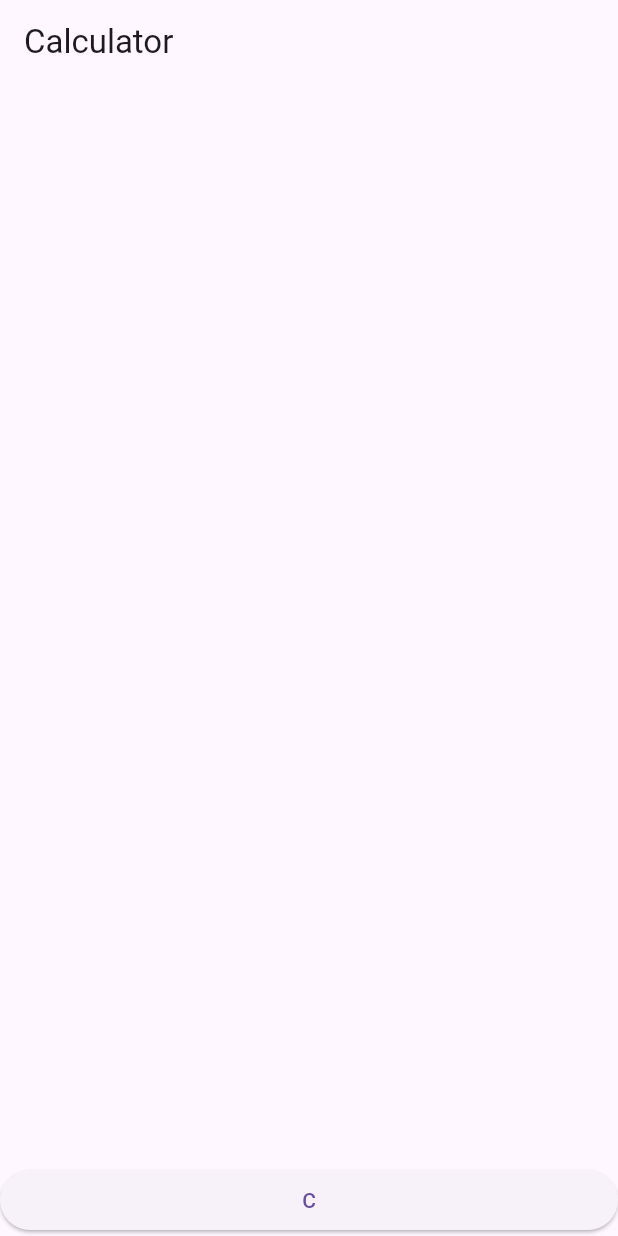
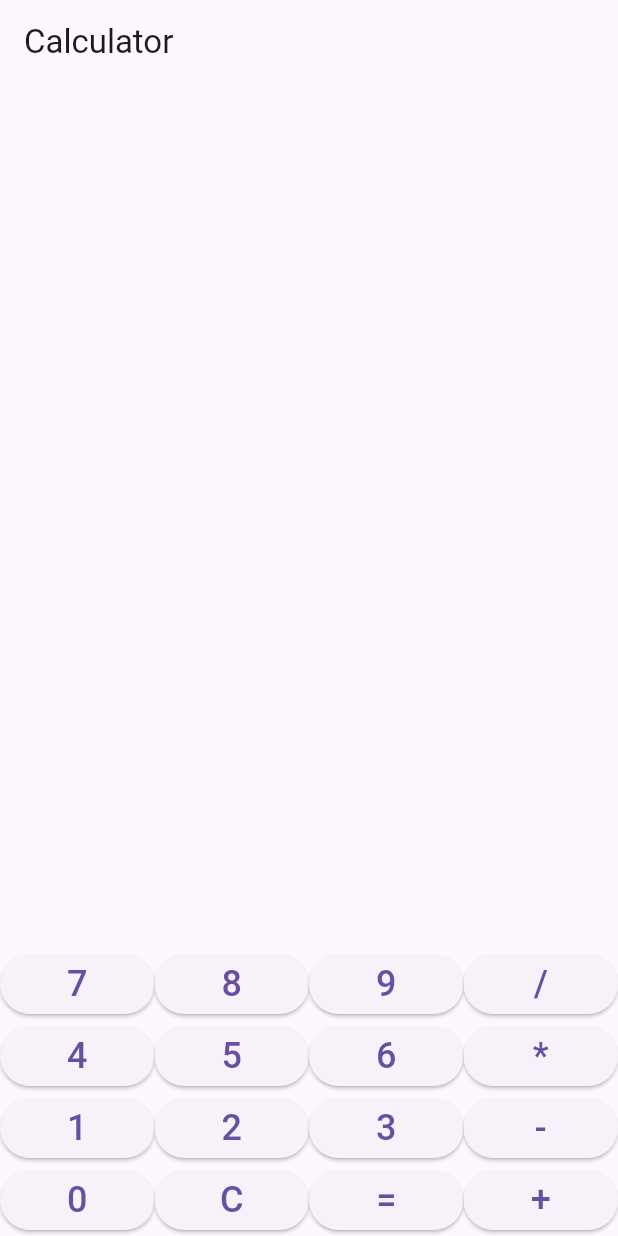
Before and after one commit to Shawnm-cyber/simplecalc_app, a Flutter app: the screen it shows after launch, on a phone screen of 412 x 824 dp. Run offline on Flutter 3.47's test engine with Material 3 defaults, Android fonts, the phone set to English and light mode, and no system bars.

Commit message:
Added necessary number and operator buttons to make arithmetic expressions

```diff
--- a/lib/main.dart
+++ b/lib/main.dart
@@ -41,6 +41,15 @@
     });
   }
 
+Widget buildButton(String value) {
+  return Expanded(
+    child: ElevatedButton(
+      onPressed: () => onButtonPressed(value),
+      child: Text(value, style: TextStyle(fontSize: 24)),
+    ),
+  );
+}
+
 @override
 Widget build(BuildContext context) {
   return Scaffold(
@@ -55,9 +64,12 @@
             child: Text(input, style: TextStyle(fontSize: 30)),
           ),
         ),
-          Row(
+        Column(
           children: [
-              Expanded(child: ElevatedButton(onPressed: clear, child: Text("C"))),
+            Row(children: [buildButton("7"), buildButton("8"), buildButton("9"), buildButton("/")]),
+            Row(children: [buildButton("4"), buildButton("5"), buildButton("6"), buildButton("*")]),
+            Row(children: [buildButton("1"), buildButton("2"), buildButton("3"), buildButton("-")]),
+            Row(children: [buildButton("0"), buildButton("C"), buildButton("="), buildButton("+")]),
             ],
           ),
         ],
```
Lines whose indentation alone changed are shown as unchanged.
